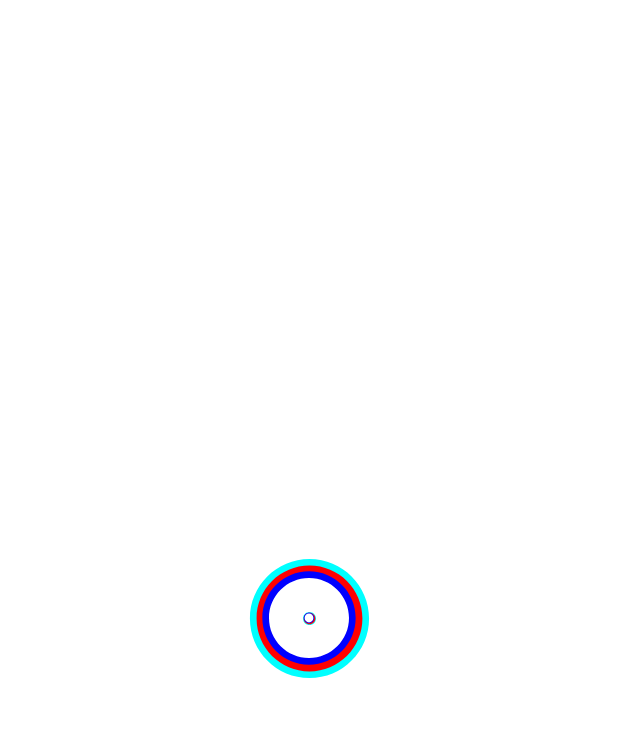
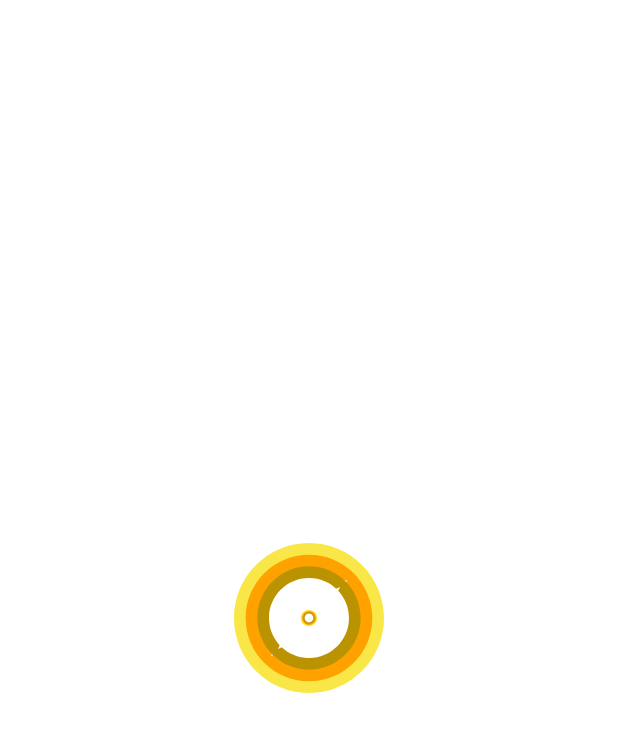
Before and after one commit to fahmirumagutawan/Cisu-Jetpack-Component, an Android app built with Jetpack Compose: the screen it shows after launch (MainActivity), on a phone screen of 412 x 824 dp. Shown: the top 732 px of the screen. Run offline under Robolectric (Android 15) with nearby library versions, the phone set to English and light mode, and no system bars.

Commit message:
Last Update to version 1.1

```diff
--- a/CisuSplash/src/main/java/com/cisu/cisusplash/CisuSplash.kt
+++ b/CisuSplash/src/main/java/com/cisu/cisusplash/CisuSplash.kt
@@ -15,19 +15,16 @@ import androidx.compose.ui.graphics.Color
 import androidx.compose.ui.res.painterResource
 import androidx.compose.ui.unit.Dp
 import androidx.compose.ui.unit.dp
-import com.cisu.cisusplash.util.Black
-import com.cisu.cisusplash.util.Blue
-import com.cisu.cisusplash.util.Green
-import com.cisu.cisusplash.util.Yellow
+import com.cisu.cisusplash.util.*
 import kotlinx.coroutines.CoroutineScope
 import kotlinx.coroutines.delay
 import kotlinx.coroutines.launch
 
 class CisuSplash {
     var bg = Black
-    var listOfTint = listOf(Green, Yellow, Blue, Color.Transparent)
-    var logo = R.drawable.ic_compass
-    var iconShadow = R.drawable.ic_compass
+    var listOfTint = listOf(YellowLight, Yellow, YellowDarker)
+    var logo = R.drawable.ic_explore
+    var iconShadow = R.drawable.ic_explore
     var defaultSize = 64.dp
     var zoomedSize = 100.dp
     var isShadowStill = true
--- a/CisuSplash/src/main/java/com/cisu/cisusplash/util/Color.kt
+++ b/CisuSplash/src/main/java/com/cisu/cisusplash/util/Color.kt
@@ -3,7 +3,7 @@ package com.cisu.cisusplash.util
 import androidx.compose.ui.graphics.Color
 
 val Black = Color(0xFF000000)
-val White = Color(0xFFFFFFFF)
+val YellowDarker = Color(0xFFBB9300)
 val Blue = Color(0xFF0038FF)
-val Yellow = Color(0xFFFFDD00)
-val Green = Color(0xFF38FF00)
+val Yellow = Color(0xFFFFA200)
+val YellowLight = Color(0xFFF8E746)
--- a/CisuSplash/src/main/res/drawable/ic_compass.xml
+++ b/CisuSplash/src/main/res/drawable/ic_explore.xml
@@ -2,8 +2,7 @@
     android:width="24dp"
     android:height="24dp"
     android:viewportWidth="24"
-    android:viewportHeight="24"
-    android:tint="?attr/colorControlNormal">
+    android:viewportHeight="24">
   <path
       android:fillColor="@android:color/white"
       android:pathData="M12,10.9c-0.61,0 -1.1,0.49 -1.1,1.1s0.49,1.1 1.1,1.1c0.61,0 1.1,-0.49 1.1,-1.1s-0.49,-1.1 -1.1,-1.1zM12,2C6.48,2 2,6.48 2,12s4.48,10 10,10 10,-4.48 10,-10S17.52,2 12,2zM14.19,14.19L6,18l3.81,-8.19L18,6l-3.81,8.19z"/>
--- a/app/build.gradle
+++ b/app/build.gradle
@@ -60,5 +60,6 @@ dependencies {
     debugImplementation "androidx.compose.ui:ui-tooling:$compose_version"
 
     //local path
-    implementation 'com.github.fahmirumagutawan:Cisu-Jetpack-Component:1.0'
+    implementation project(path: ':CisuSplash')
+    //implementation 'com.github.fahmirumagutawan:Cisu-Jetpack-Component:1.0.1'
 }
--- a/app/src/main/java/com/cisu/cisu_jetpack_component/MainActivity.kt
+++ b/app/src/main/java/com/cisu/cisu_jetpack_component/MainActivity.kt
@@ -25,8 +25,7 @@ class MainActivity : ComponentActivity() {
                 ) {
 
                     CisuSplash()
-                        .setZoomedSize(95.dp)
-                        .setTints(listOf(Color.Cyan, Color.Red, Color.Blue))
+                        .setZoomedSize(120.dp)
                         .build(rememberCoroutineScope())
 
                 }
```
